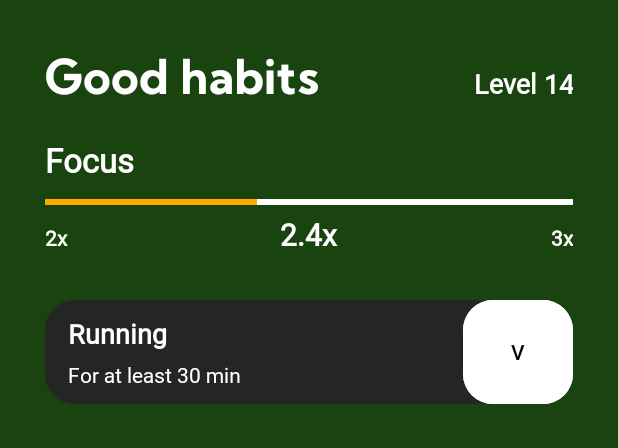
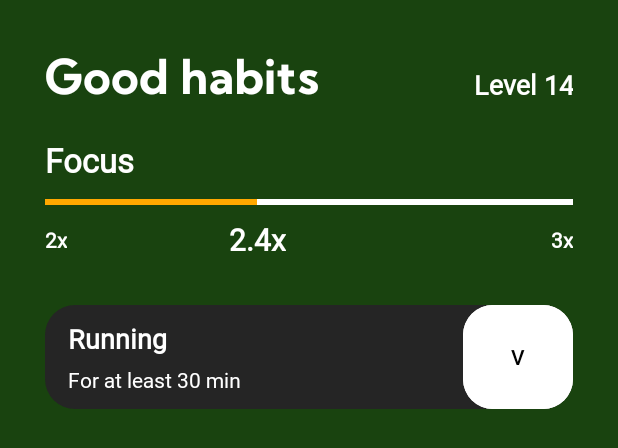
Before and after one commit to nejcmih/HabitQuestTNUV, an Android app: the layout activity_goodhabits.xml on its own in the app's theme, with its tools: preview values and no code run, on a phone screen of 412 x 824 dp. Shown: the top 448 px of the screen. Run offline under Robolectric (Android 15) with nearby library versions, the phone set to English and light mode, and no system bars.

Commit message:
Good habits s constraint layoutom

```diff
--- a/app/src/main/res/layout/activity_goodhabits.xml
+++ b/app/src/main/res/layout/activity_goodhabits.xml
@@ -1,110 +1,138 @@
 <?xml version="1.0" encoding="utf-8"?>
-<ScrollView xmlns:android="http://schemas.android.com/apk/res/android"
+<androidx.constraintlayout.widget.ConstraintLayout xmlns:android="http://schemas.android.com/apk/res/android"
     xmlns:app="http://schemas.android.com/apk/res-auto"
     xmlns:tools="http://schemas.android.com/tools"
+    android:id="@+id/scrollView2"
     android:layout_width="match_parent"
     android:layout_height="match_parent"
-    android:background="@color/habit_good"
-    android:padding="30dp">
+    android:background="@color/habit_good">
 
-    <LinearLayout
-        android:layout_width="match_parent"
-        android:layout_height="wrap_content"
-        android:orientation="vertical">
-
-        <LinearLayout
-            android:layout_width="match_parent"
-            android:layout_height="match_parent"
-            android:layout_marginBottom="20sp"
-            android:orientation="horizontal">
 
     <TextView
+        android:id="@+id/textView9"
         android:layout_width="wrap_content"
         android:layout_height="wrap_content"
+        android:layout_marginStart="30dp"
+        android:layout_marginTop="30dp"
         android:fontFamily="@font/kumbh_sans_bold"
         android:text="@string/habits_goodhabits"
         android:textColor="@color/white"
-                android:textSize="32sp" />
+        android:textSize="32sp"
+        app:layout_constraintStart_toStartOf="parent"
+        app:layout_constraintTop_toTopOf="parent" />
+
 
     <TextView
         android:id="@+id/textView3"
-                android:layout_width="0dp"
+        android:layout_width="wrap_content"
         android:layout_height="wrap_content"
-                android:layout_weight="1"
+        android:layout_marginEnd="30dp"
         android:fontFamily="@font/kumbh_sans"
         android:text="@string/habits_levelcount"
         android:textAlignment="textEnd"
         android:textColor="@color/white"
         android:textSize="18sp"
-                android:textStyle="bold" />
-
-        </LinearLayout>
+        android:textStyle="bold"
+        app:layout_constraintBottom_toBottomOf="@+id/textView9"
+        app:layout_constraintEnd_toEndOf="parent"
+        app:layout_constraintHorizontal_bias="1.0"
+        app:layout_constraintStart_toEndOf="@+id/textView9"
+        app:layout_constraintTop_toTopOf="parent"
+        app:layout_constraintVertical_bias="0.93" />
 
     <TextView
         android:id="@+id/textView4"
         android:layout_width="wrap_content"
-            android:layout_height="0dp"
-            android:layout_marginBottom="5sp"
-            android:layout_weight="1"
+        android:layout_height="wrap_content"
+        android:layout_marginStart="30dp"
+        android:layout_marginTop="20dp"
         android:fontFamily="@font/kumbh_sans"
         android:text="@string/habits_focus"
         android:textColor="@color/white"
         android:textSize="22sp"
-            android:textStyle="bold" />
+        android:textStyle="bold"
+        app:layout_constraintStart_toStartOf="parent"
+        app:layout_constraintTop_toBottomOf="@+id/textView9" />
+
 
     <ProgressBar
         android:id="@+id/progressBar"
         style="?android:attr/progressBarStyleHorizontal"
-            android:layout_width="match_parent"
+        android:layout_width="0dp"
         android:layout_height="wrap_content"
+        android:layout_marginStart="30dp"
+        android:layout_marginTop="5dp"
+        android:layout_marginEnd="30dp"
         android:progress="40"
         android:progressBackgroundTint="#FFFFFF"
         android:progressBackgroundTintMode="add"
-            android:progressTint="@color/yellow" />
-
-        <LinearLayout
-            android:layout_width="match_parent"
-            android:layout_height="match_parent"
-            android:layout_marginBottom="30sp"
-            android:orientation="horizontal">
+        android:progressTint="@color/yellow"
+        app:layout_constraintEnd_toEndOf="parent"
+        app:layout_constraintStart_toStartOf="parent"
+        app:layout_constraintTop_toBottomOf="@+id/textView4" />
 
     <TextView
         android:id="@+id/textView5"
         android:layout_width="wrap_content"
         android:layout_height="wrap_content"
-                android:layout_weight="1"
+        android:layout_marginTop="7dp"
         android:fontFamily="@font/kumbh_sans"
         android:text="@string/habits_focusmultiplierstart"
         android:textColor="@color/white"
-                android:textStyle="bold" />
+        android:textStyle="bold"
+        app:layout_constraintStart_toStartOf="@+id/progressBar"
+        app:layout_constraintTop_toBottomOf="@+id/progressBar" />
 
     <TextView
         android:id="@+id/textView6"
         android:layout_width="wrap_content"
         android:layout_height="wrap_content"
-                android:layout_weight="1"
+        android:layout_marginTop="3dp"
         android:fontFamily="@font/kumbh_sans"
         android:text="@string/habits_focusmultipliercurrent"
         android:textAlignment="center"
         android:textColor="@color/white"
         android:textSize="20sp"
-                android:textStyle="bold" />
+        android:textStyle="bold"
+        app:layout_constraintEnd_toEndOf="@+id/progressBar"
+        app:layout_constraintHorizontal_bias="0.39"
+        app:layout_constraintStart_toStartOf="@+id/progressBar"
+        app:layout_constraintTop_toBottomOf="@+id/progressBar" />
 
     <TextView
         android:id="@+id/textView7"
         android:layout_width="wrap_content"
         android:layout_height="wrap_content"
-                android:layout_weight="1"
+        android:layout_marginTop="7dp"
         android:fontFamily="@font/kumbh_sans"
         android:text="@string/habits_focusmultipliernext"
         android:textAlignment="textEnd"
         android:textColor="@color/white"
-                android:textStyle="bold" />
-        </LinearLayout>
+        android:textStyle="bold"
+        app:layout_constraintEnd_toEndOf="@+id/progressBar"
+        app:layout_constraintTop_toBottomOf="@+id/progressBar" />
+
+
+    <ScrollView
+        android:layout_width="match_parent"
+        android:layout_height="0dp"
+        android:layout_marginStart="30dp"
+        android:layout_marginTop="30dp"
+        android:layout_marginEnd="30dp"
+        app:layout_constraintBottom_toBottomOf="parent"
+        app:layout_constraintEnd_toEndOf="parent"
+        app:layout_constraintStart_toStartOf="parent"
+        app:layout_constraintTop_toBottomOf="@+id/textView6">
 
         <LinearLayout
             android:layout_width="match_parent"
-            android:layout_height="match_parent"
+            android:layout_height="wrap_content"
+            android:orientation="vertical" >
+
+            <LinearLayout
+                android:id="@+id/linearLayout"
+                android:layout_width="wrap_content"
+                android:layout_height="wrap_content"
                 android:background="@drawable/button_radius"
                 android:orientation="horizontal">
 
@@ -154,6 +182,8 @@
                     app:cornerRadius="20dp" />
 
             </LinearLayout>
-
         </LinearLayout>
     </ScrollView>
+
+
+</androidx.constraintlayout.widget.ConstraintLayout>
```
Lines whose indentation alone changed are shown as unchanged.
